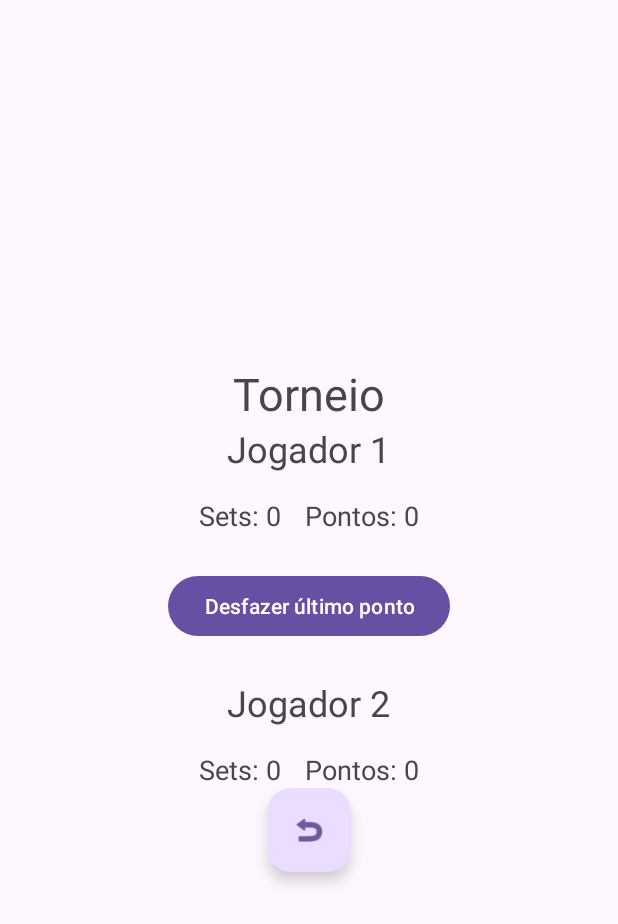
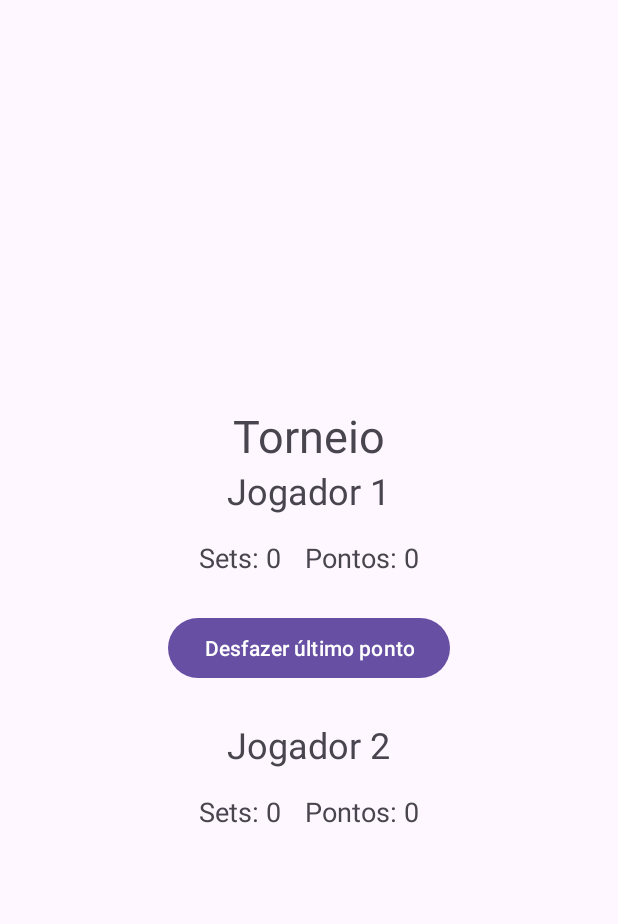
Before and after one commit to junior-rod/placartenisdemesa, an Android app: the JogoActivity screen opened directly, with no data from a screen before it, on a phone screen of 412 x 824 dp. Shown: the top 924 px of the screen. Run offline under Robolectric (Android 15) with nearby library versions, the phone set to English and light mode, and no system bars.

Commit message:
Atualização da tela de jogo

```diff
--- a/app/src/main/res/layout/activity_jogo.xml
+++ b/app/src/main/res/layout/activity_jogo.xml
@@ -86,11 +86,4 @@
 
     </LinearLayout>
 
-    <com.google.android.material.floatingactionbutton.FloatingActionButton
-        android:id="@+id/floatingActionButton"
-        android:layout_width="151dp"
-        android:layout_height="wrap_content"
-        android:clickable="true"
-        app:srcCompat="@android:drawable/ic_menu_revert" />
-
 </LinearLayout>
```
